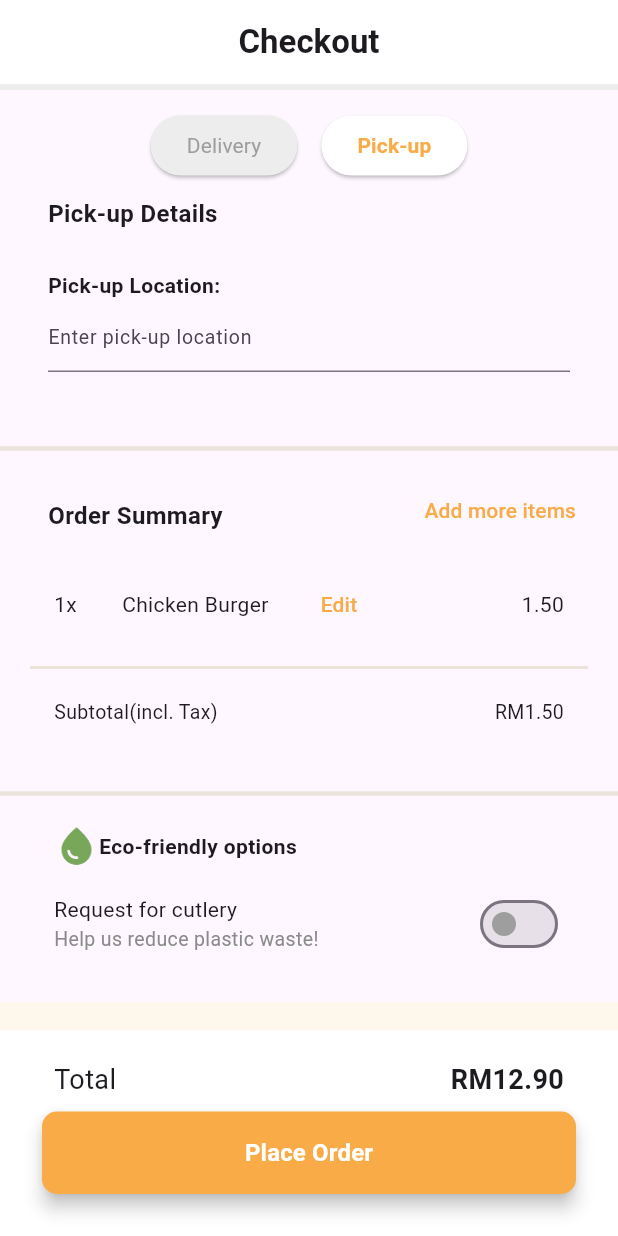
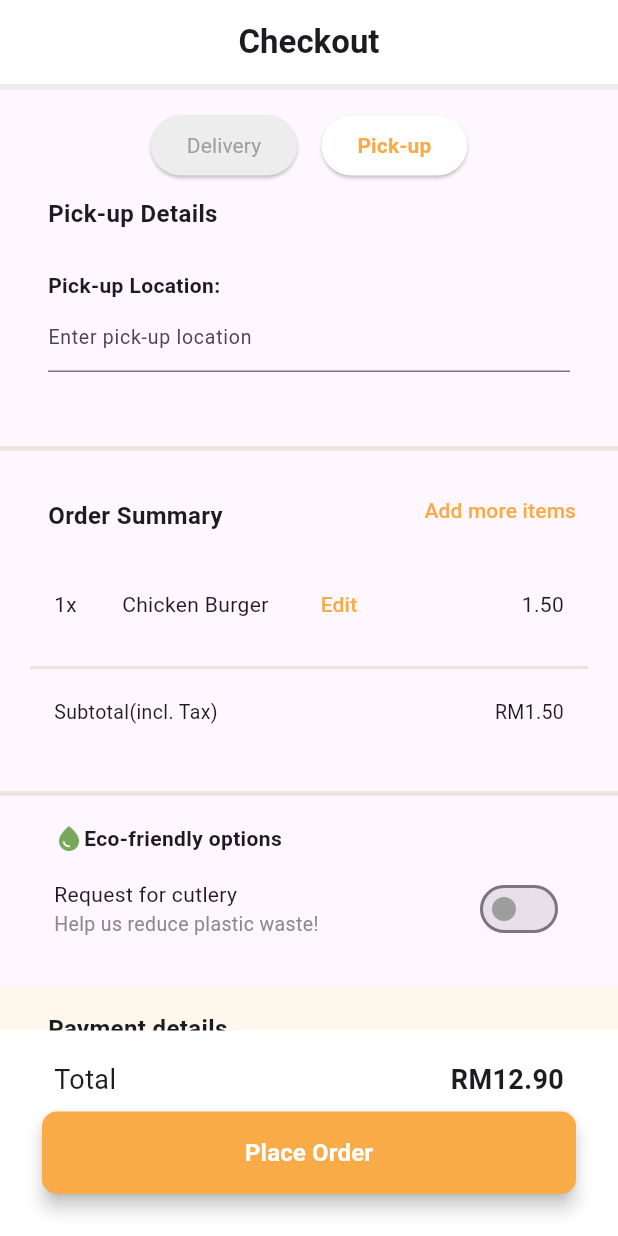
Before and after one commit to MarcusMQF/Food-System-App, a Flutter app: the screen it shows after launch, after a tap on "Delivery", after a tap on "Pick-up", on a phone screen of 412 x 824 dp. Run offline on Flutter 3.47's test engine with Material 3 defaults, Android fonts, the phone set to English and light mode, and no system bars; project files that could hold a hidden picture were left out.

Commit message:
further adjustments

```diff
--- a/lib/home_page.dart
+++ b/lib/home_page.dart
@@ -1,6 +1,5 @@
 // home_page.dart
 import 'package:flutter/material.dart';
-import 'package:um_internal_hackathon/pages/checkout.dart';
 
 class HomePage extends StatelessWidget {
   const HomePage({super.key});
--- a/lib/main.dart
+++ b/lib/main.dart
@@ -1,7 +1,5 @@
 import 'package:flutter/material.dart';
-import 'package:um_internal_hackathon/home_page.dart';
 import 'package:um_internal_hackathon/pages/checkout.dart';
-import 'package:um_internal_hackathon/sign_in_page.dart';
 
 void main() {
   runApp(const MyApp());
--- a/lib/pages/checkout.dart
+++ b/lib/pages/checkout.dart
@@ -1,5 +1,4 @@
 import 'package:flutter/material.dart';
-import 'package:flutter_svg/flutter_svg.dart';
 import 'package:um_internal_hackathon/home_page.dart';
 import 'package:um_internal_hackathon/pages/checkout_message.dart';
 
@@ -46,7 +45,7 @@ class _CheckoutPageState extends State<CheckoutPage> {
           child: Column(
         children: [
           Container(
-            margin: EdgeInsets.only(top: 13),
+            margin: const EdgeInsets.only(top: 13),
             child: Row(
               mainAxisAlignment: MainAxisAlignment.center,
               children: [
@@ -56,27 +55,27 @@ class _CheckoutPageState extends State<CheckoutPage> {
                   children: [
                     ElevatedButton(
                   onPressed: () => toggleDeliveryOption(true),
+                  style: ElevatedButton.styleFrom(
+                    backgroundColor: isDeliverySelected ? const Color.fromARGB(255, 255, 255, 255) : const Color.fromARGB(255, 237, 237, 237),
+                  ),
                   child: Text('Delivery',
                   style:
                   TextStyle(
                     color: isDeliverySelected ? Color.fromARGB(255,248, 171, 71) : Colors.grey,
                     fontWeight: isDeliverySelected ? FontWeight.bold : FontWeight.normal,
                   ),),
-                  style: ElevatedButton.styleFrom(
-                    backgroundColor: isDeliverySelected ? const Color.fromARGB(255, 255, 255, 255) : const Color.fromARGB(255, 237, 237, 237),
-                  ),
                 ),
-                SizedBox(width: 16.0),
+                const SizedBox(width: 16.0),
                 ElevatedButton(
                   onPressed: () => toggleDeliveryOption(false),
+                  style: ElevatedButton.styleFrom(
+                    backgroundColor: !isDeliverySelected ? const Color.fromARGB(255, 255, 255, 255) : const Color.fromARGB(255, 237, 237, 237),
+                  ),
                   child: Text('Pick-up',
                   style: TextStyle(
                     color: !isDeliverySelected ? Color.fromARGB(255,248, 171, 71) : Colors.grey,
                     fontWeight: !isDeliverySelected ? FontWeight.bold : FontWeight.normal,
                   ),),
-                  style: ElevatedButton.styleFrom(
-                    backgroundColor: !isDeliverySelected ? const Color.fromARGB(255, 255, 255, 255) : const Color.fromARGB(255, 237, 237, 237),
-                  ),
                 ),
                   ],
                 )
@@ -85,15 +84,15 @@ class _CheckoutPageState extends State<CheckoutPage> {
           ),
           if (isDeliverySelected)
             Container(
-              margin: EdgeInsets.only(bottom: 25),
+              margin: const EdgeInsets.only(bottom: 25),
               padding: const EdgeInsets.only(left: 32.0, right: 32.0, bottom: 16, top: 0),
               child: Column(
                 mainAxisAlignment: MainAxisAlignment.start,
                 crossAxisAlignment: CrossAxisAlignment.start,
                 children: [
                   Container(
-                    margin: EdgeInsets.symmetric(vertical: 10),
-                    child: Text(
+                    margin: const EdgeInsets.symmetric(vertical: 10),
+                    child: const Text(
                       'Delivery Option',
                       style: TextStyle(fontSize: 16, fontWeight: FontWeight.bold),
                     ),
@@ -101,7 +100,7 @@ class _CheckoutPageState extends State<CheckoutPage> {
                   deliveryOptionsMethod(deliveryOption[0], deliveryFee[0], deliveryDuration[0], deliveryDescription[0]),
                   deliveryOptionsMethod(deliveryOption[1], deliveryFee[1], deliveryDuration[1], deliveryDescription[1]),
                   //deliveryOptions('Standard', 10.00, 10, 'Directly delivered to you.'),
-                  SizedBox(height: 16.0),
+                  const SizedBox(height: 16.0),
                   Row(
                     children: [
                       Container(
@@ -115,13 +114,13 @@ class _CheckoutPageState extends State<CheckoutPage> {
                           ),
                         ),
                       ),
-                      Text('Delivery Address:',
+                      const Text('Delivery Address:',
                       style: TextStyle(
                         fontWeight: FontWeight.bold,
                       ),),
                     ],
                   ),
-                  TextField(
+                  const TextField(
                     decoration: InputDecoration(
                       hintText: 'Enter your address',
                       hintStyle: TextStyle(
@@ -134,15 +133,15 @@ class _CheckoutPageState extends State<CheckoutPage> {
             ),
           if (!isDeliverySelected)
             Container(
-              margin: EdgeInsets.only(bottom: 25),
+              margin: const EdgeInsets.only(bottom: 25),
               padding: const EdgeInsets.only(left: 32.0, right: 32.0, bottom: 16, top: 0),
               child: Column(
                 mainAxisAlignment: MainAxisAlignment.start,
                 crossAxisAlignment: CrossAxisAlignment.start,
                 children: [
                   Container(
-                    margin: EdgeInsets.symmetric(vertical: 10),
-                    child: Text(
+                    margin: const EdgeInsets.symmetric(vertical: 10),
+                    child: const Text(
                       'Pick-up Details',
                       style: TextStyle(fontSize: 16, fontWeight: FontWeight.bold),
                     ),
@@ -180,7 +179,7 @@ class _CheckoutPageState extends State<CheckoutPage> {
                   )),
                 ),
                 Container(
-                  margin: EdgeInsets.only(right: 16),
+                  margin: const EdgeInsets.only(right: 16),
                   child: TextButton(
                     onPressed: () {
                       // Navigate to the CheckoutPage when the button is clicked
@@ -291,12 +290,12 @@ class _CheckoutPageState extends State<CheckoutPage> {
                   Column(
                     children: [
                       Container(
-                        margin: EdgeInsets.only(bottom: 13),
+                        margin: const EdgeInsets.only(bottom: 13),
                         child: Row(
                           children: [
                             Container(
-                              width: 30,
-                              height: 30,
+                              width: 20,
+                              height: 20,
                               decoration:
                               const BoxDecoration(
                                 image: DecorationImage(
@@ -389,15 +388,15 @@ class _CheckoutPageState extends State<CheckoutPage> {
                     mainAxisAlignment: MainAxisAlignment.spaceBetween,
                     children: [
                       Container(
-                        margin: EdgeInsets.only(left: 16),
-                        child: Text('Total',
+                        margin: const EdgeInsets.only(left: 16),
+                        child: const Text('Total',
                         style: TextStyle(
                           fontSize: 18,
                         )),
                       ),
                       Container(
-                        margin: EdgeInsets.only(right: 16),
-                        child: Text('RM12.90',
+                        margin: const EdgeInsets.only(right: 16),
+                        child: const Text('RM12.90',
                         style: TextStyle(
                           fontSize: 18,
                           fontWeight: FontWeight.bold,
@@ -445,8 +444,8 @@ class _CheckoutPageState extends State<CheckoutPage> {
 
   Container deliveryOptionsMethod(String option, double fee, int duration, String description){
     return Container(
-      padding: EdgeInsets.symmetric(horizontal: 16, vertical: 10),
-      margin: EdgeInsets.symmetric(horizontal: 0, vertical: 10),
+      padding: const EdgeInsets.symmetric(horizontal: 16, vertical: 10),
+      margin: const EdgeInsets.symmetric(horizontal: 0, vertical: 10),
       decoration: BoxDecoration(
         border: Border.all(
           color: const Color.fromARGB(255, 168, 168, 168), // Border color
@@ -465,12 +464,12 @@ class _CheckoutPageState extends State<CheckoutPage> {
                 children: [
                   Text(option,
                   style:
-                  TextStyle(
+                  const TextStyle(
                     fontSize: 13,
                     fontWeight: FontWeight.bold,
                   ),),
                   Container(
-                    margin: EdgeInsets.only(left: 16),
+                    margin: const EdgeInsets.only(left: 16),
                     child: Text('<${duration.toString()} mins')
                   ),
                 ],
@@ -483,8 +482,8 @@ class _CheckoutPageState extends State<CheckoutPage> {
             crossAxisAlignment: CrossAxisAlignment.end,
             children: [
               Container(
-                padding: EdgeInsets.only(bottom: 6.5, right: 13),
-                child: Text('${fee.toStringAsFixed(2)}')),
+                padding: const EdgeInsets.only(bottom: 6.5, right: 13),
+                child: Text(fee.toStringAsFixed(2))),
               Container (
                 child: Radio<String>(
                   value: option,
@@ -494,11 +493,11 @@ class _CheckoutPageState extends State<CheckoutPage> {
                       deliveryOptions = value!;
                     });
                   },
-                  activeColor: Color.fromARGB(255,248, 171, 71), // Color when selected
+                  activeColor: const Color.fromARGB(255,248, 171, 71), // Color when selected
                   fillColor: WidgetStateProperty.resolveWith<Color>(
                     (Set<WidgetState> states) {
                       if (states.contains(WidgetState.selected)) {
-                        return Color.fromARGB(255,248, 171, 71); // Color when selected
+                        return const Color.fromARGB(255,248, 171, 71); // Color when selected
                       }
                       return Colors.grey; // Color when not selected
                     },
@@ -514,8 +513,8 @@ class _CheckoutPageState extends State<CheckoutPage> {
 
   Container paymentMethod(String imagePath, String paymentMethod) {
     return Container (
-            margin: EdgeInsets.symmetric(vertical: 6.0),
-            padding: EdgeInsets.symmetric(horizontal: 8),
+            margin: const EdgeInsets.symmetric(vertical: 6.0),
+            padding: const EdgeInsets.symmetric(horizontal: 8),
             child: Container(
               padding: const EdgeInsets.symmetric(vertical: 6.0),
               child:
@@ -535,7 +534,7 @@ class _CheckoutPageState extends State<CheckoutPage> {
                         ),
                       ),
                       Container(
-                        margin: EdgeInsets.symmetric(horizontal: 20.0),
+                        margin: const EdgeInsets.symmetric(horizontal: 20.0),
                         child: Text(paymentMethod)
                       ),
                     ],
@@ -549,11 +548,11 @@ class _CheckoutPageState extends State<CheckoutPage> {
                           currentOption = value!;
                         });
                       },
-                      activeColor: Color.fromARGB(255,248, 171, 71), // Color when selected
+                      activeColor: const Color.fromARGB(255,248, 171, 71), // Color when selected
                       fillColor: WidgetStateProperty.resolveWith<Color>(
                         (Set<WidgetState> states) {
                           if (states.contains(WidgetState.selected)) {
-                            return Color.fromARGB(255,248, 171, 71); // Color when selected
+                            return const Color.fromARGB(255,248, 171, 71); // Color when selected
                           }
                           return Colors.grey; // Color when not selected
                         },
@@ -574,7 +573,7 @@ AppBar appBar(BuildContext context){
       fontWeight: FontWeight.bold,
     ),),
     bottom: PreferredSize(
-            preferredSize: Size.fromHeight(4.0), // Adjust the height as needed
+            preferredSize: const Size.fromHeight(4.0), // Adjust the height as needed
             child: Container(
               color: const Color.fromARGB(255, 237, 237, 237), // Adjust the color as needed
               height: 4.0, // Adjust the height as needed
--- a/lib/pages/checkout_message.dart
+++ b/lib/pages/checkout_message.dart
@@ -26,7 +26,7 @@ class _CheckoutMessageViewState extends State<CheckoutMessageView> {
       child: Column(
         children: [
           Container(
-            margin: EdgeInsets.symmetric(vertical: 30),
+            margin: const EdgeInsets.symmetric(vertical: 30),
             width: 120,
             height: 120,
             decoration:
@@ -47,7 +47,7 @@ class _CheckoutMessageViewState extends State<CheckoutMessageView> {
           ),
           const Text('We will notify you once your order has arrived.'),
           Container(
-            margin: EdgeInsets.symmetric(vertical: 30),
+            margin: const EdgeInsets.symmetric(vertical: 30),
             child: TextButton(onPressed: () {
                       // Navigate to the homepage when the button is clicked
                       Navigator.push(
--- a/pubspec.yaml
+++ b/pubspec.yaml
@@ -30,7 +30,7 @@ environment:
 dependencies:
   flutter:
     sdk: flutter
-  csv: ^5.0.0
+  csv: ^6.0.0
 
   # The following adds the Cupertino Icons font to your application.
   # Use with the CupertinoIcons class for iOS style icons.
@@ -46,7 +46,7 @@ dev_dependencies:
   # activated in the `analysis_options.yaml` file located at the root of your
   # package. See that file for information about deactivating specific lint
   # rules and activating additional ones.
-  flutter_lints: ^4.0.0
+  flutter_lints: ^5.0.0
 
 # For information on the generic Dart part of this file, see the
 # following page: https://dart.dev/tools/pub/pubspec
```
Also changed, not shown: pubspec.lock.
